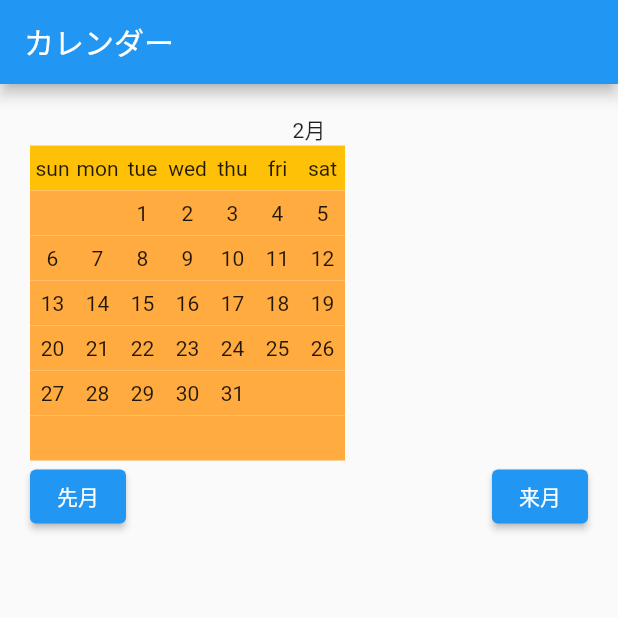
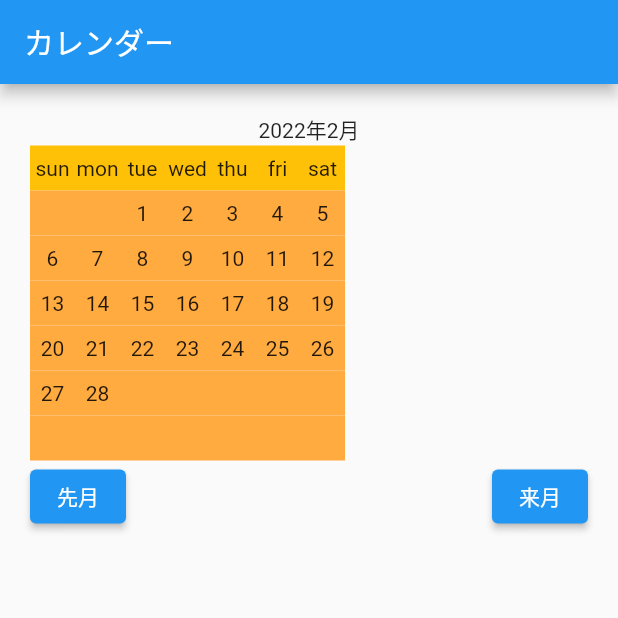
Before and after one commit to SEKI-YUTA/Flutter_calender_app, a Flutter app: the screen it shows after launch, after a tap on "先月", on a phone screen of 412 x 824 dp, the top half of it. Run offline on Flutter 3.47's test engine with Material 2 defaults, Android fonts, the phone set to English and light mode, and no system bars.

Commit message:
fix: prevMonth function     before: int nextMonthLastDay = DateTime(prevMonth.year, prevMonth.month - 1, 0).day;     after: int nextMonthLastDay = DateTime(prevMonth.year, prevMonth.month + 1, 0).day;

```diff
--- a/lib/calender_app.dart
+++ b/lib/calender_app.dart
@@ -35,7 +35,8 @@ class _CalenderPageState extends State<CalenderPage> {
           child: Column(
             // crossAxisAlignment: CrossAxisAlignment.center,
             children: [
-              Text('${_nowDate!.month.toString()}月'),
+              Text(
+                  '${_nowDate!.year.toString()}年${_nowDate!.month.toString()}月'),
               _createCalender(),
               Row(
                 children: [
@@ -62,7 +63,7 @@ class _CalenderPageState extends State<CalenderPage> {
 
   void prevMonth() {
     DateTime prevMonth = DateTime(_nowDate!.year, _nowDate!.month - 1);
-    int nextMonthLastDay = DateTime(prevMonth.year, prevMonth.month - 1, 0).day;
+    int nextMonthLastDay = DateTime(prevMonth.year, prevMonth.month + 1, 0).day;
     setState(() {
       _nowDate = prevMonth;
       _lastDay = nextMonthLastDay;
```
